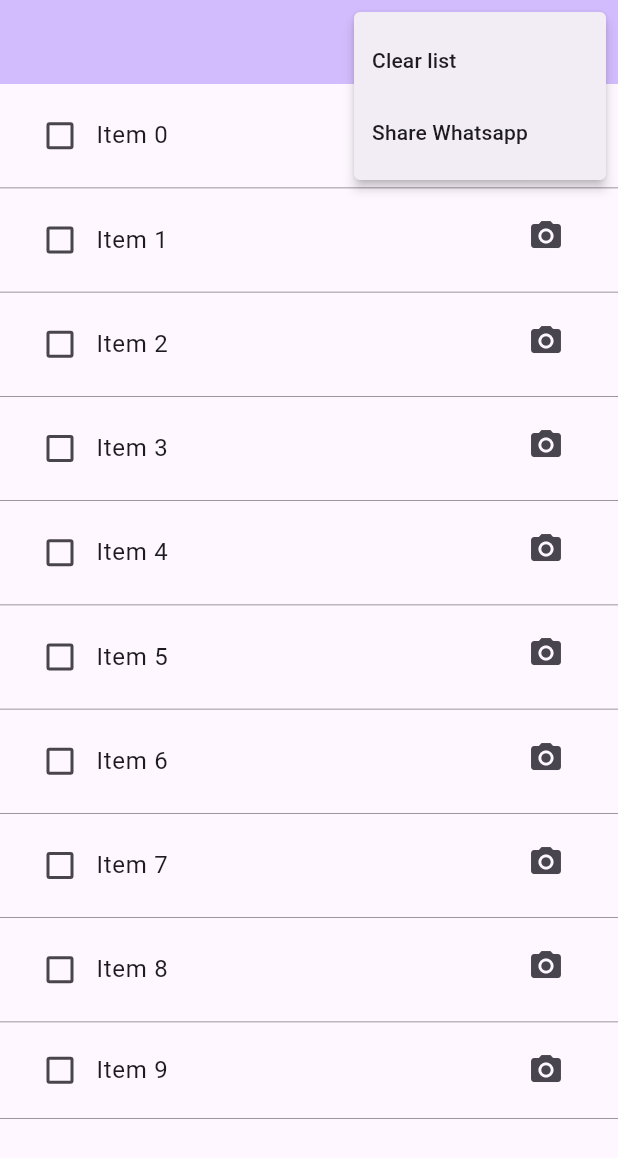
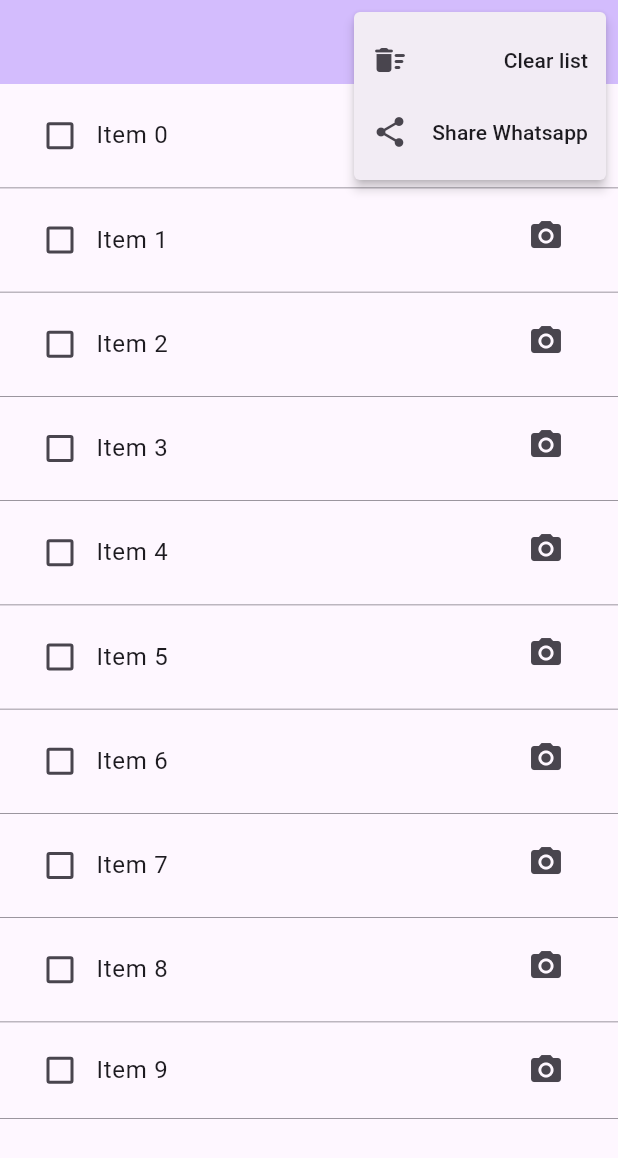
Before and after one commit to neytro/Neytrodev, a Flutter app: the screen it shows after launch, after a tap on the "more vert" icon, on a phone screen of 412 x 824 dp. Shown: the top 1158 px of the screen. Run offline on Flutter 3.47's test engine with Material 3 defaults, Android fonts, the phone set to English and light mode, and no system bars.

Commit message:
add new translations

```diff
--- a/corblist/lib/l10n/app_ar.arb
+++ b/corblist/lib/l10n/app_ar.arb
@@ -1,4 +1,4 @@
 {
   "clearlist": "مسح القائمة",
-  "sharewhatsapp": "مشاركة عبر WhatsApp"
+  "sharewhatsapp": "مشاركة عبر"
 }
--- a/corblist/lib/l10n/app_de.arb
+++ b/corblist/lib/l10n/app_de.arb
@@ -1,4 +1,4 @@
 {
-  "clearlist": "Liste leeren",
-  "sharewhatsapp": "WhatsApp teilen"
+  "clearlist": "Leeren",
+  "sharewhatsapp": "Teilen"
 }
--- a/corblist/lib/l10n/app_en.arb
+++ b/corblist/lib/l10n/app_en.arb
@@ -1,4 +1,4 @@
 {
-  "clearlist": "Clear list",
-  "sharewhatsapp": "Share Whatsapp"
+  "clearlist": "Clear",
+  "sharewhatsapp": "Share"
 }
--- a/corblist/lib/l10n/app_es.arb
+++ b/corblist/lib/l10n/app_es.arb
@@ -1,4 +1,4 @@
 {
-  "clearlist": "Limpiar la lista",
-  "sharewhatsapp": "Compartir por WhatsApp"
+  "clearlist": "Limpiar",
+  "sharewhatsapp": "Compartir"
 }
--- a/corblist/lib/l10n/app_fr.arb
+++ b/corblist/lib/l10n/app_fr.arb
@@ -1,4 +1,4 @@
 {
-  "clearlist": "Effacer la liste",
-  "sharewhatsapp": "Partager sur WhatsApp"
+  "clearlist": "Effacer",
+  "sharewhatsapp": "Partager"
 }
--- a/corblist/lib/l10n/app_pl.arb
+++ b/corblist/lib/l10n/app_pl.arb
@@ -1,4 +1,4 @@
 {
-  "clearlist": "Wyczyść listę",
-  "sharewhatsapp": "Wyślij do WhatsApp"
+  "clearlist": "Wyczyść",
+  "sharewhatsapp": "Udostępnić"
  }
--- a/corblist/lib/l10n/app_ru.arb
+++ b/corblist/lib/l10n/app_ru.arb
@@ -1,4 +1,4 @@
 {
-  "clearlist": "Очистить список",
-  "sharewhatsapp": "Отправить в WhatsApp"
+  "clearlist": "Очистить",
+  "sharewhatsapp": "Отправить"
 }
--- a/corblist/lib/l10n/app_zh.arb
+++ b/corblist/lib/l10n/app_zh.arb
@@ -1,4 +1,4 @@
 {
   "clearlist": "清空列表",
-  "sharewhatsapp": "分享到 WhatsApp"
+  "sharewhatsapp": "分享到"
 }
--- a/corblist/lib/main.dart
+++ b/corblist/lib/main.dart
@@ -135,11 +135,23 @@ class _MyHomePageState extends State<MyHomePage> {
             itemBuilder: (BuildContext context) => [
               PopupMenuItem(
                 value: 'clearlist',
-                child: Text(AppLocalizations.of(context)!.clearlist),
+                child: Row(
+                  mainAxisAlignment: MainAxisAlignment.spaceBetween,
+                  children: [
+                    Icon(Icons.delete_sweep_rounded),
+                    Text(AppLocalizations.of(context)!.clearlist),
+                  ],
+                ),
               ),
               PopupMenuItem(
                 value: 'sharewhatsapp',
-                child: Text(AppLocalizations.of(context)!.sharewhatsapp),
+                child: Row(
+                  mainAxisAlignment: MainAxisAlignment.spaceBetween,
+                  children: [
+                    Icon(Icons.share),
+                    Text(AppLocalizations.of(context)!.sharewhatsapp),
+                  ],
+                ),
               ),
             ],
           ),
```
